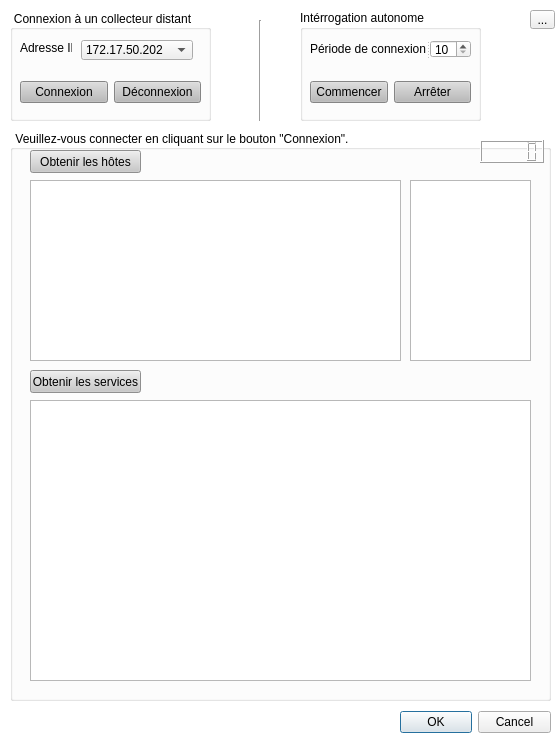
The window that Superviseur/QSuperviseur/fen_superviseur.ui (SNIRNagios/FinalRemy) describes before a commit, drawn with Qt 5.
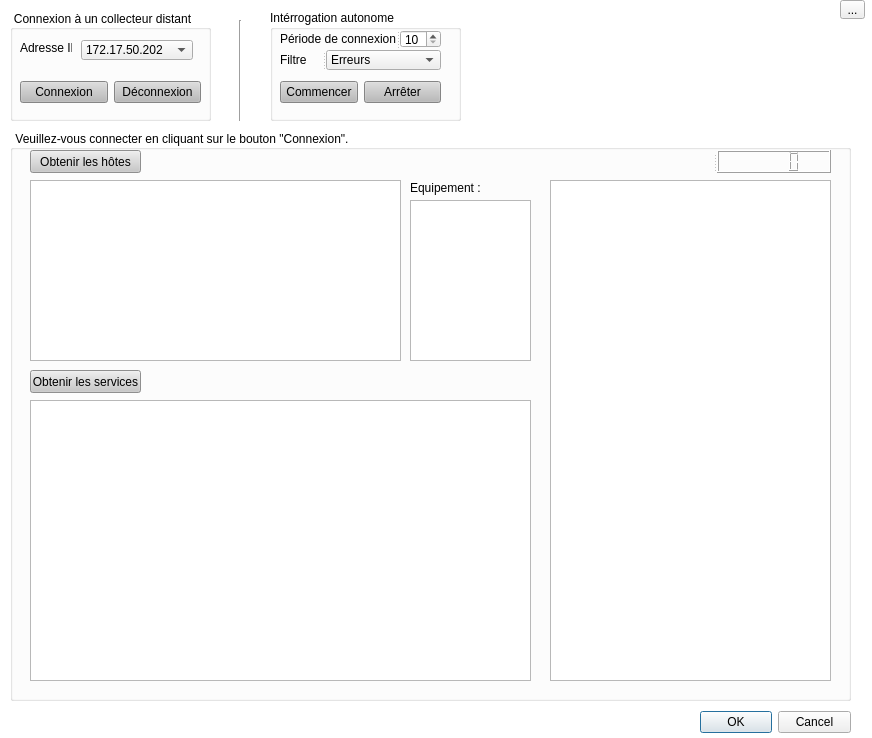
The same window after the commit.

Commit message: Ajout d'un filtre d'erreur

```diff
--- a/Superviseur/QSuperviseur/fen_superviseur.ui
+++ b/Superviseur/QSuperviseur/fen_superviseur.ui
@@ -6,7 +6,7 @@
    <rect>
     <x>0</x>
     <y>0</y>
-    <width>560</width>
+    <width>872</width>
     <height>738</height>
    </rect>
   </property>
@@ -22,7 +22,7 @@
   <widget class="QDialogButtonBox" name="buttonBox">
    <property name="geometry">
     <rect>
-     <x>400</x>
+     <x>700</x>
      <y>710</y>
      <width>151</width>
      <height>25</height>
@@ -40,7 +40,7 @@
     <rect>
      <x>10</x>
      <y>130</y>
-     <width>541</width>
+     <width>841</width>
      <height>571</height>
     </rect>
    </property>
@@ -70,9 +70,9 @@
     <property name="geometry">
      <rect>
       <x>400</x>
-      <y>50</y>
+      <y>70</y>
       <width>121</width>
-      <height>181</height>
+      <height>161</height>
      </rect>
     </property>
     <property name="readOnly">
@@ -137,15 +137,47 @@
      </rect>
     </property>
    </widget>
-   <widget class="QLCDNumber" name="LCDN_Chrono">
+   <widget class="QTextEdit" name="textEdit">
     <property name="geometry">
      <rect>
-      <x>470</x>
-      <y>10</y>
-      <width>64</width>
+      <x>540</x>
+      <y>50</y>
+      <width>281</width>
+      <height>501</height>
+     </rect>
+    </property>
+   </widget>
+   <widget class="QLabel" name="label_3">
+    <property name="geometry">
+     <rect>
+      <x>400</x>
+      <y>50</y>
+      <width>81</width>
+      <height>16</height>
+     </rect>
+    </property>
+    <property name="text">
+     <string>Equipement : </string>
+    </property>
+   </widget>
+   <widget class="QSplitter" name="splitter_3">
+    <property name="geometry">
+     <rect>
+      <x>690</x>
+      <y>20</y>
+      <width>131</width>
       <height>23</height>
      </rect>
     </property>
+    <property name="orientation">
+     <enum>Qt::Horizontal</enum>
+    </property>
+    <widget class="QLabel" name="LA_Boucle">
+     <property name="text">
+      <string/>
+     </property>
+    </widget>
+    <widget class="QLCDNumber" name="LCDN_Chrono"/>
    </widget>
   </widget>
   <widget class="QGroupBox" name="GB_Connexion">
@@ -271,8 +303,8 @@
   <widget class="QToolButton" name="toolButton">
    <property name="geometry">
     <rect>
-     <x>530</x>
-     <y>10</y>
+     <x>840</x>
+     <y>0</y>
      <width>25</width>
      <height>19</height>
     </rect>
@@ -297,9 +329,9 @@
   <widget class="QGroupBox" name="GB_Interrogation">
    <property name="geometry">
     <rect>
-     <x>300</x>
+     <x>270</x>
      <y>10</y>
-     <width>181</width>
+     <width>191</width>
      <height>111</height>
     </rect>
    </property>
@@ -376,7 +408,7 @@
     <property name="geometry">
      <rect>
       <x>10</x>
-      <y>30</y>
+      <y>20</y>
       <width>161</width>
       <height>18</height>
      </rect>
@@ -407,11 +439,51 @@
      </property>
     </widget>
    </widget>
+   <widget class="QSplitter" name="splitter_2">
+    <property name="geometry">
+     <rect>
+      <x>10</x>
+      <y>40</y>
+      <width>161</width>
+      <height>20</height>
+     </rect>
+    </property>
+    <property name="orientation">
+     <enum>Qt::Horizontal</enum>
+    </property>
+    <widget class="QLabel" name="label_2">
+     <property name="text">
+      <string>Filtre</string>
+     </property>
+    </widget>
+    <widget class="QComboBox" name="comboBox_2">
+     <item>
+      <property name="text">
+       <string>Erreurs</string>
+      </property>
+     </item>
+     <item>
+      <property name="text">
+       <string>Danger</string>
+      </property>
+     </item>
+     <item>
+      <property name="text">
+       <string>Inconnu</string>
+      </property>
+     </item>
+     <item>
+      <property name="text">
+       <string>Critique</string>
+      </property>
+     </item>
+    </widget>
+   </widget>
   </widget>
   <widget class="Line" name="line">
    <property name="geometry">
     <rect>
-     <x>250</x>
+     <x>230</x>
      <y>20</y>
      <width>20</width>
      <height>101</height>
@@ -421,19 +493,6 @@
     <enum>Qt::Vertical</enum>
    </property>
   </widget>
-  <widget class="QLabel" name="LA_Boucle">
-   <property name="geometry">
-    <rect>
-     <x>490</x>
-     <y>80</y>
-     <width>71</width>
-     <height>16</height>
-    </rect>
-   </property>
-   <property name="text">
-    <string/>
-   </property>
-  </widget>
  </widget>
  <resources/>
  <connections>
```
Left out of the diff: 5 changed lines with no effect on the pictures. The commit also changes 4 other files.
